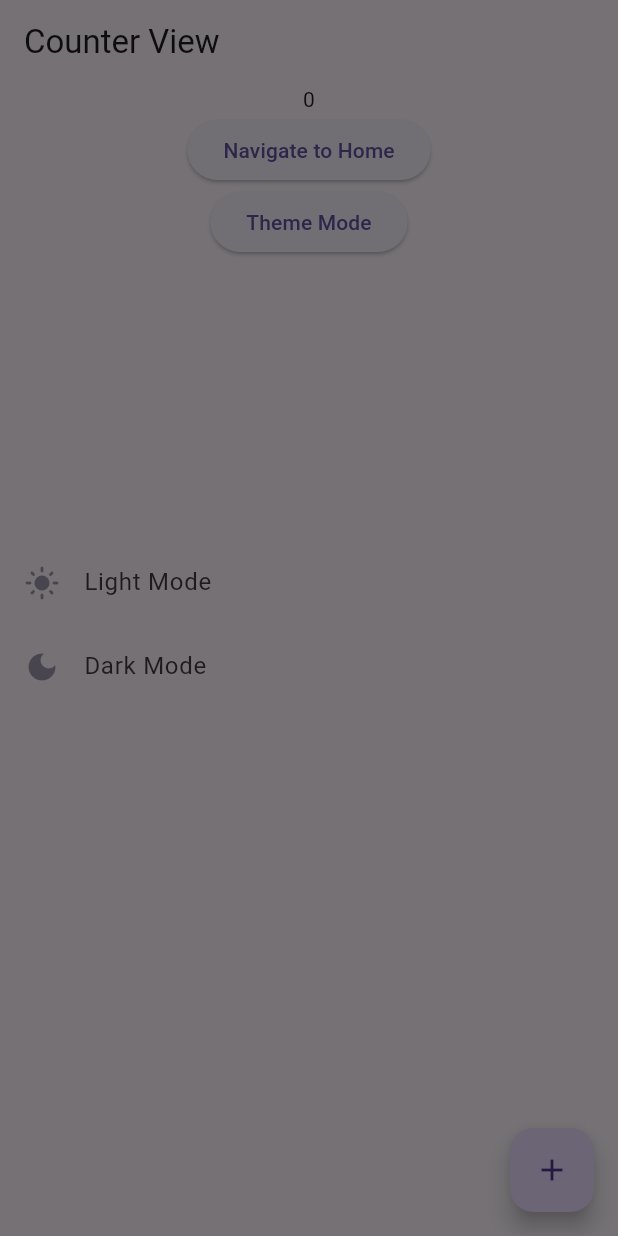
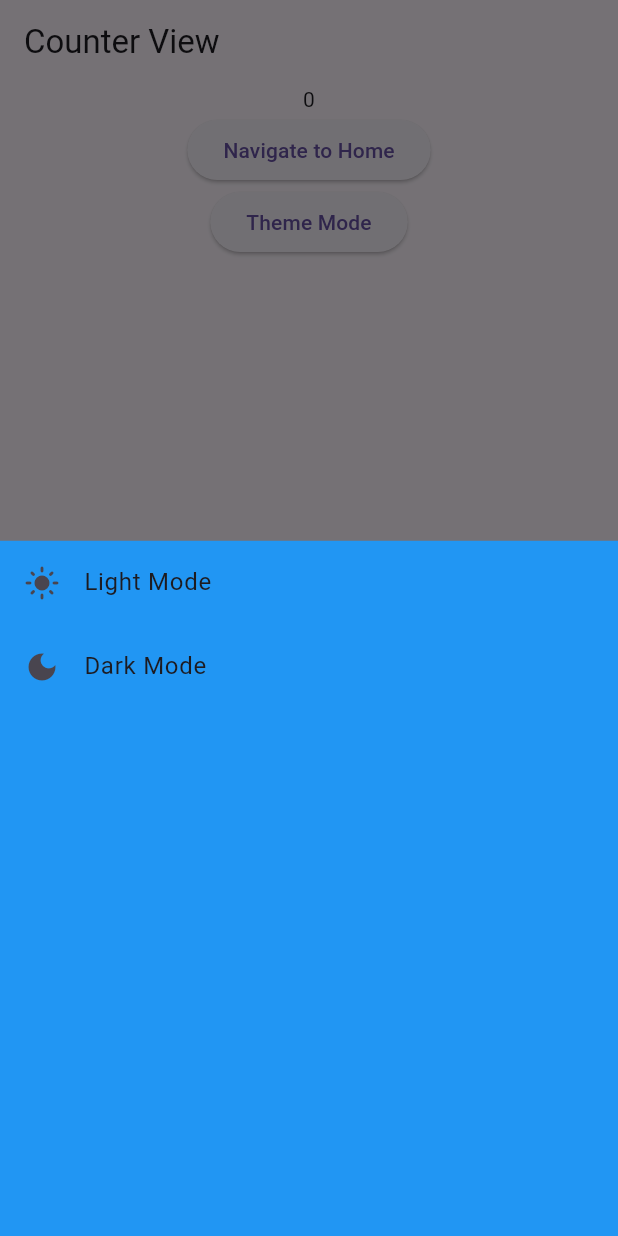
Before and after one commit to Suhaibusman/Getx_Practice, a Flutter app: the screen it shows after launch, after a tap on "Theme Mode", on a phone screen of 412 x 824 dp. Run offline on Flutter 3.47's test engine with Material 3 defaults, Android fonts, the light colour scheme and no system bars; our stand-ins replace get.

Commit message:
getx practice

```diff
--- a/lib/main.dart
+++ b/lib/main.dart
@@ -1,6 +1,7 @@
 import 'package:flutter/material.dart';
 import 'package:get/get.dart';
 import 'package:getx_practice/ui/counter_view.dart';
+import 'package:getx_practice/ui/home_view.dart';
 
 void main() {
   runApp(const MyApp());
@@ -12,9 +13,22 @@ class MyApp extends StatelessWidget {
   // This widget is the root of your application.
   @override
   Widget build(BuildContext context) {
-    return const GetMaterialApp(
+    return  GetMaterialApp(
       debugShowCheckedModeBanner: false,
-      home: CounterView(),
+      home: const CounterView(),
+      theme: ThemeData(
+        primarySwatch: Colors.blue,
+      ),
+      getPages: [
+        GetPage(
+          name: '/',
+          page: () => const CounterView(),
+        ),
+         GetPage(
+          name: '/homeView',
+          page: () => const HomeView(),
+        ),
+      ],
     );
   }
 }
--- a/lib/ui/counter_view.dart
+++ b/lib/ui/counter_view.dart
@@ -19,11 +19,12 @@ class CounterView extends StatelessWidget {
           children: [
           Obx(()=>Text(counterController.count.value.toString())),
           ElevatedButton(onPressed: (){
-            Get.to(const HomeView());
+            Get.toNamed("/homeView");
+            // Get.to(const HomeView());
           }, child: const Text("Navigate to Home")),
            ElevatedButton(onPressed: (){
             Get.bottomSheet(Container(
-               color: Colors.transparent,
+               color: Colors.blue,
               child: Column(
                 children: [
                   ListTile(
```
